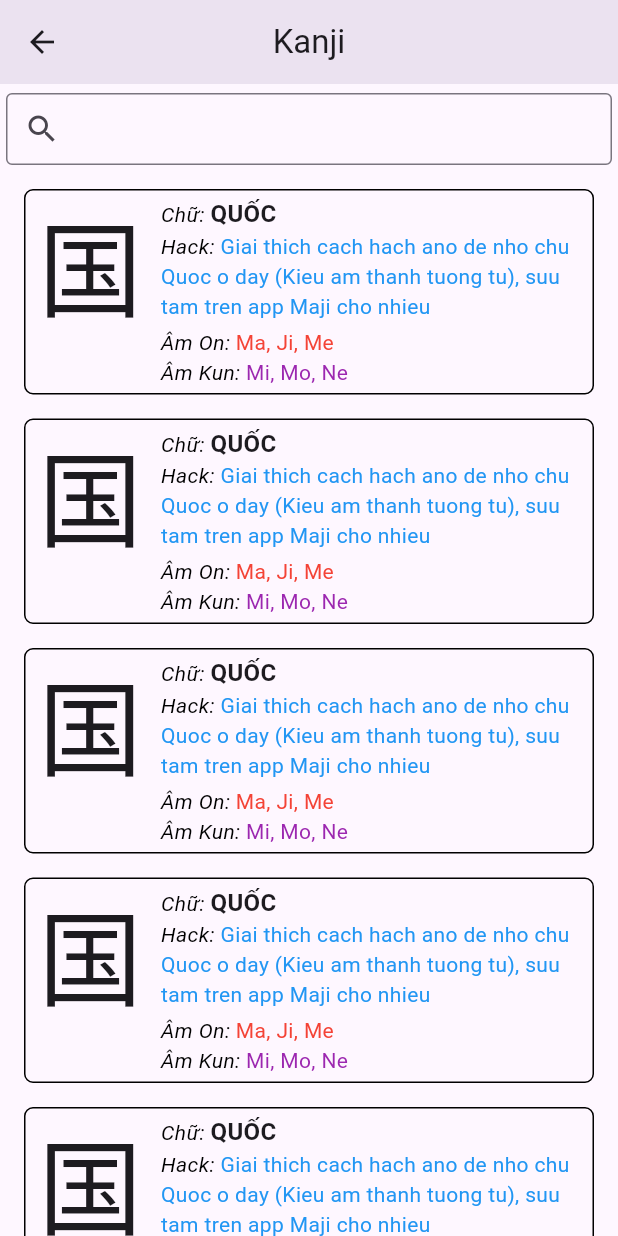
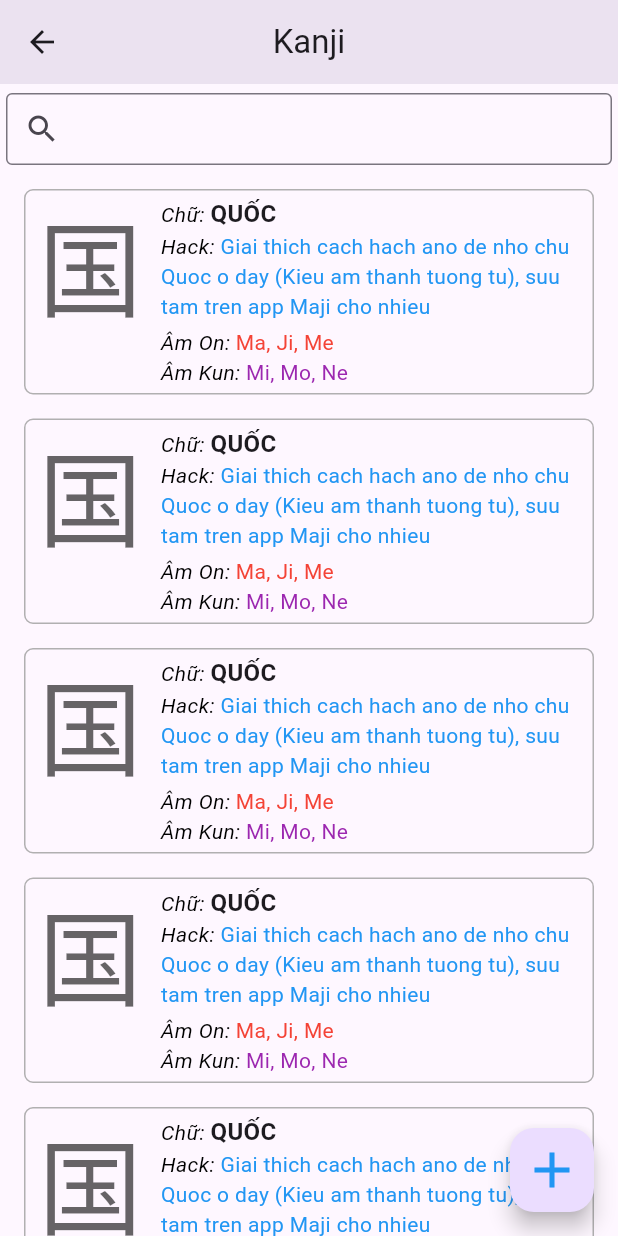
Before and after one commit to laidaoduy/Hack-Japan, a Flutter app: the KanjiScreen screen opened directly, on a phone screen of 412 x 824 dp. Run offline on Flutter 3.47's test engine with Material 2 defaults, Android fonts, the phone set to English and light mode, and no system bars; missing offline and left inert: dart:ffi.

Commit message:
Fix Kanji screen

```diff
--- a/lib/uis/unit/kanji_screen/KanjiScreen.dart
+++ b/lib/uis/unit/kanji_screen/KanjiScreen.dart
@@ -35,7 +35,18 @@ class _KanjiScreenState extends State<KanjiScreen> {
       appBar: AppBar(elevation: 10, centerTitle: true, title: Text("Kanji")),
       body: Column(
         children: [
-          Container(
+          SearchWidget(),
+          ListWidget(),
+        ],
+      ),
+      floatingActionButton: AddButton(),
+    );
+  }
+}
+
+extension _KanjiScreenStateX on _KanjiScreenState {
+  Widget SearchWidget() {
+    return Container(
       margin: EdgeInsets.only(left: 4, top: 6, right: 4),
       alignment: Alignment.center,
       child: TextField(
@@ -55,8 +66,11 @@ class _KanjiScreenState extends State<KanjiScreen> {
           _kanjiList.value = _viewModel.searchKanjiList(text);
         },
       ),
-          ),
-          Flexible(
+    );
+  }
+
+  Widget ListWidget() {
+    return Flexible(
       child: SingleChildScrollView(
         padding: EdgeInsets.only(bottom: 16),
         child: ValueListenableBuilder<List<KanjiModel>>(
@@ -72,11 +86,13 @@ class _KanjiScreenState extends State<KanjiScreen> {
               );
             }),
       ),
-          ),
-        ],
-      ),
+    );
+  }
+
+  FloatingActionButton AddButton() {
+    return FloatingActionButton(
+      child: Icon(Icons.add, size: 40, color: Colors.blue),
+      onPressed: () {},
     );
   }
 }
-
-extension _KanjiScreenStateX on _KanjiScreenState {}
--- a/lib/uis/unit/kanji_screen/widget/KanjiItemWidget.dart
+++ b/lib/uis/unit/kanji_screen/widget/KanjiItemWidget.dart
@@ -13,13 +13,13 @@ class KanjiItemWidget extends StatelessWidget {
       padding: EdgeInsets.only(left: 8),
       margin: EdgeInsets.only(left: 16, right: 16, top: 16),
       decoration: BoxDecoration(
-        border: Border.all(),
+        border: Border.all(color: Colors.grey.withOpacity(0.8)),
         borderRadius: BorderRadius.all(Radius.circular(6)),
       ),
       child: Row(
         crossAxisAlignment: CrossAxisAlignment.start,
         children: [
-          Text(kanjiModel.kanji, style: TextStyle(fontSize: 70)),
+          Text(kanjiModel.kanji, style: TextStyle(fontSize: 70, color: Colors.black.withOpacity(0.6))),
           Container(
             margin: EdgeInsets.only(left: 12, right: 8, top: 4, bottom: 4),
             child: Column(
```
Lines whose indentation alone changed are shown as unchanged.
